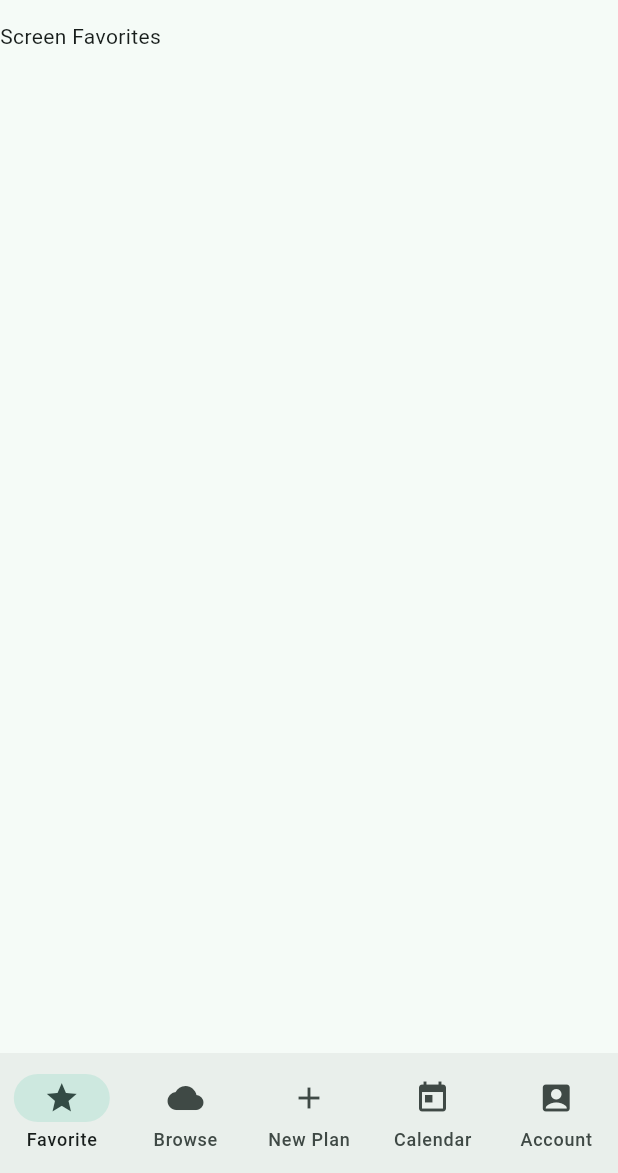
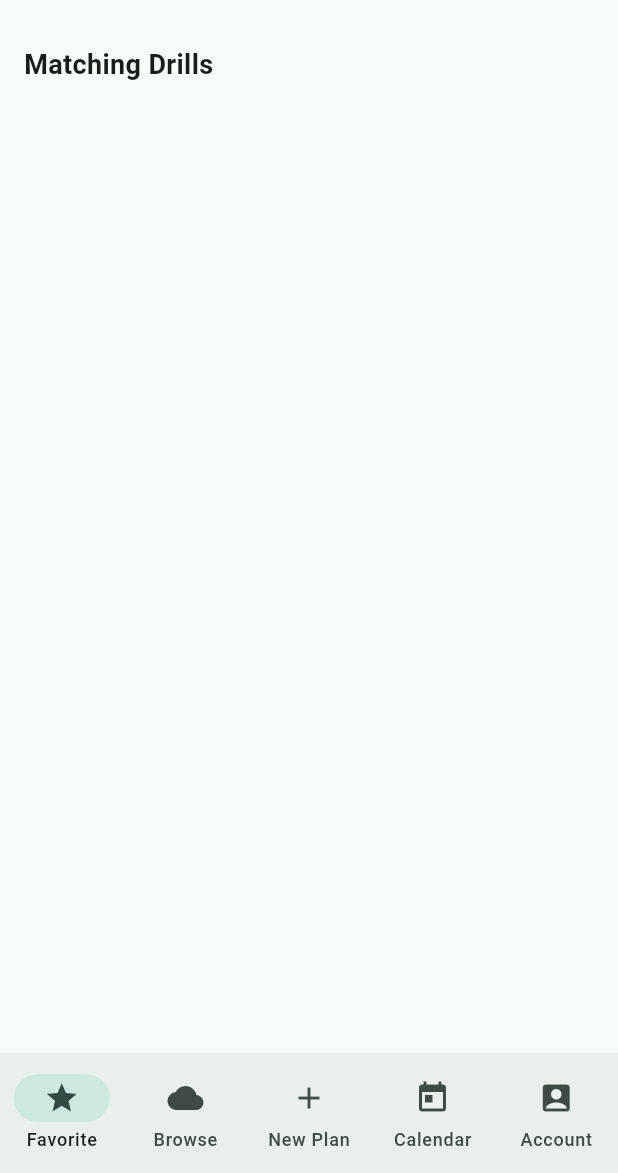
Before and after one commit to Super84/Derby-Practice-App, a Flutter app: the screen it shows after launch, on a phone screen of 412 x 824 dp, the part 63-1236 px from its top. Run offline on Flutter 3.47's test engine with Material 3 defaults, Android fonts, the phone set to English and light mode, and no system bars; our stand-ins replace table_calendar.

Commit message:
Added Favorites and Calendar

```diff
--- a/lib/main.dart
+++ b/lib/main.dart
@@ -1,6 +1,7 @@
 import 'dart:math';
 import 'package:flutter/material.dart';
 import 'package:flutter/services.dart';
+import 'package:table_calendar/table_calendar.dart';
 
 void main() => runApp(const DerbyPracticeApp());
 
@@ -43,8 +44,9 @@ class Drill {
   final Set<FocusArea> focuses;
   final ContactLevel contact;
   final Set<String> equipment;
+  bool favorited = false;
 
-  const Drill({
+  Drill({
     required this.id,
     required this.name,
     required this.description,
@@ -93,7 +95,7 @@ class PracticePlan {
 // --- Drill Catalog --- //
 
 class DrillRepo {
-  static const drills = <Drill>[
+  static List<Drill> drills = <Drill>[
     Drill(
       id: 'wu_dynamic',
       name: 'Dynamic Warm‑Up',
@@ -336,7 +338,14 @@ class _PlannerScreenState extends State<PlannerScreen> {
         },
       ),
       body: <Widget>[
-        Text("Screen Favorites"),
+        SafeArea(
+          child: ListView(
+            padding: const EdgeInsets.all(16),
+            children: [
+              _drillCatalogFavorited(),
+            ]
+          )
+        ),
         SafeArea(
           child: ListView(
             padding: const EdgeInsets.all(16),
@@ -395,7 +404,11 @@ class _PlannerScreenState extends State<PlannerScreen> {
             ],
           ),
         ),
-        Text("Screen Calendar"),
+        TableCalendar(
+          firstDay: DateTime.utc(2010, 10, 16),
+          lastDay: DateTime.utc(2030, 3, 14),
+          focusedDay: DateTime.now(),
+        ),
         Text("Screen Account"),
       ][currentIndex],
     );
@@ -560,23 +573,44 @@ class _PlannerScreenState extends State<PlannerScreen> {
     return _drillCatalogPreview(filtered);
   }
 
+  Widget _drillCatalogFavorited() {
+    // A filtered view of the catalog based on current filters
+    final filtered = DrillRepo.drills.where((d) {
+      return d.favorited;
+    }).toList();
+
+    return _drillCatalogPreview(filtered);
+  }
+
   Widget _drillCatalogPreview(List<Drill> drills) {
     return Column(
       crossAxisAlignment: CrossAxisAlignment.start,
       children: [
         const Text('Matching Drills', style: TextStyle(fontSize: 18, fontWeight: FontWeight.bold)),
         const SizedBox(height: 8),
-        ...drills.map((d) => Card(
+        ...drills.map((d) => _drillCard(d)),
+        const SizedBox(height: 100),
+      ],
+    );
+  }
+
+  //Text(d.focuses.map((e) => e.label).join(', ')),
+  //Text('Contact: ${d.contact.label}')
+
+  Widget _drillCard(Drill d) {
+    return Card(
       child: ListTile(
         title: Text(d.name),
         subtitle: Text(d.description, maxLines: 2, overflow: TextOverflow.ellipsis),
-                trailing: Column(
-                  mainAxisAlignment: MainAxisAlignment.center,
-                  crossAxisAlignment: CrossAxisAlignment.end,
-                  children: [
-                    Text(d.focuses.map((e) => e.label).join(', ')),
-                    Text('Contact: ${d.contact.label}')
-                  ],
+        trailing: IconButton(
+          isSelected: d.favorited,
+          onPressed: () {
+            setState(() {
+              d.favorited = !d.favorited;
+            });
+          },
+          selectedIcon: const Icon(Icons.favorite),
+          icon: const Icon(Icons.favorite_border),
         ),
         onTap: () => showModalBottomSheet(
           context: context,
@@ -584,9 +618,6 @@ class _PlannerScreenState extends State<PlannerScreen> {
           builder: (_) => _drillBottomSheet(d),
         ),
       ),
-            )),
-        const SizedBox(height: 100),
-      ],
     );
   }
 
--- a/pubspec.yaml
+++ b/pubspec.yaml
@@ -30,6 +30,7 @@ environment:
 dependencies:
   flutter:
     sdk: flutter
+  table_calendar: ^3.2.0
 
   # The following adds the Cupertino Icons font to your application.
   # Use with the CupertinoIcons class for iOS style icons.
```
Also changed, not shown: pubspec.lock, 1 other file. Lines whose indentation alone changed are shown as unchanged.
